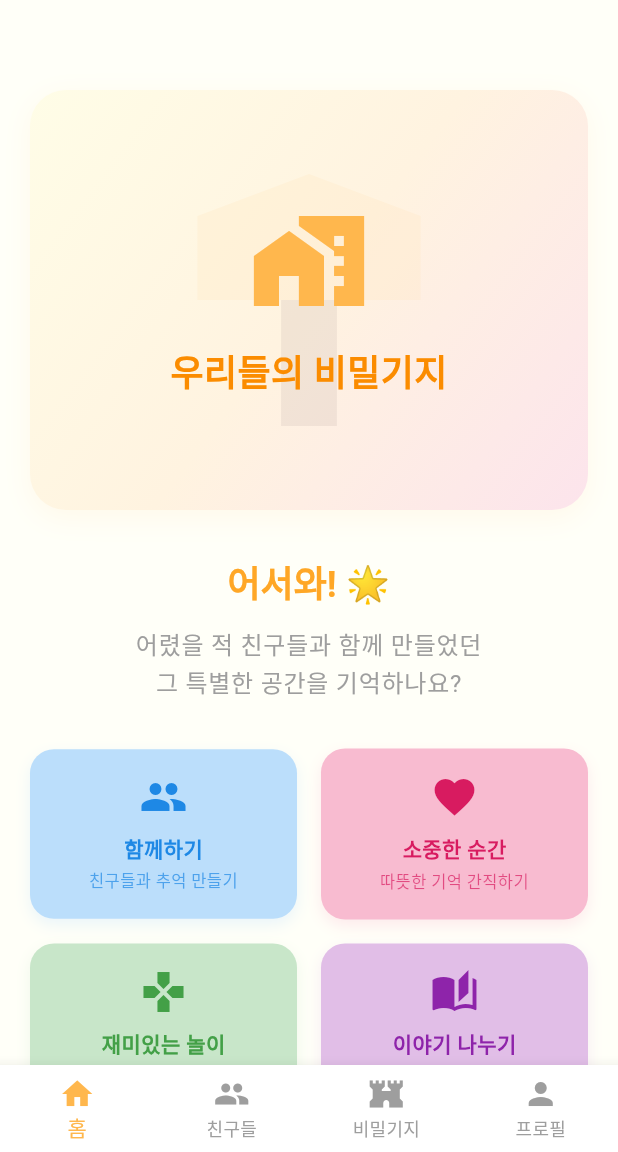
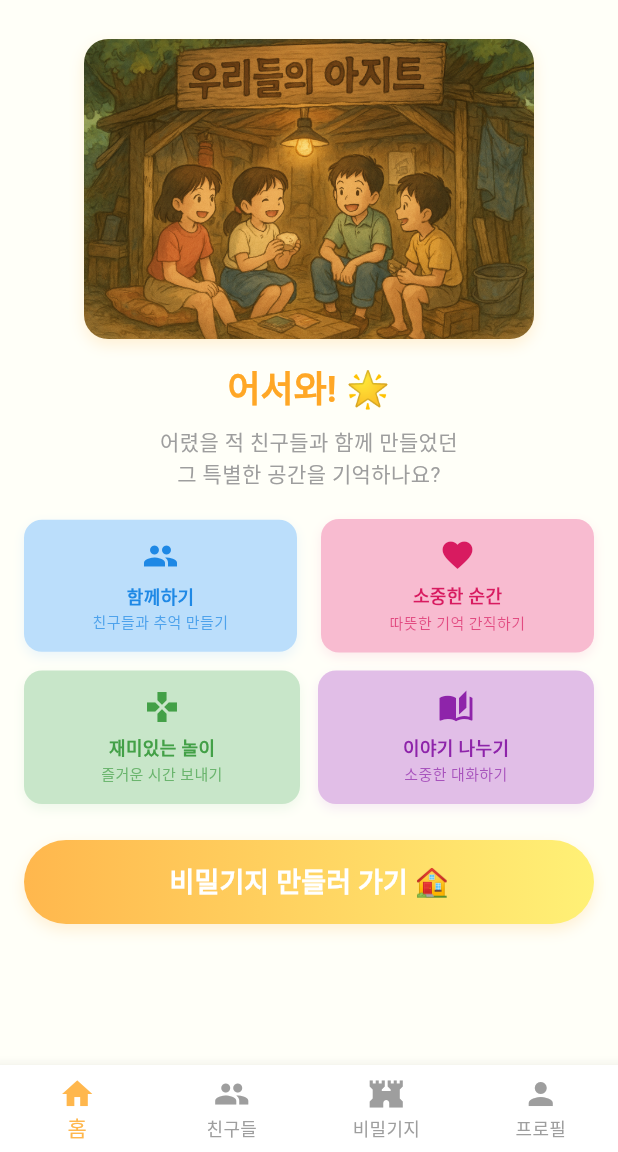
Before and after one commit to pdj14/OurSecretBase, a Flutter app: the screen it shows after launch, on a phone screen of 412 x 824 dp, the part 84-1236 px from its top. Run offline on Flutter 3.47's test engine with Material 3 defaults, Android fonts, the light colour scheme and no system bars.

Commit message:
Fix syntax error in home_screen.dart - 구문 오류 수정

```diff
--- a/lib/screens/home_screen.dart
+++ b/lib/screens/home_screen.dart
@@ -65,9 +65,9 @@ class HideoutListView extends StatelessWidget {
         children: [
           Text(
             '나의 비밀기지',
-            style: Theme.of(context).textTheme.headlineMedium,
+            style: Theme.of(context).textTheme.headlineSmall,
           ),
-          const SizedBox(height: 16),
+          const SizedBox(height: 12),
           Expanded(
             child: ListView.builder(
               itemCount: 3,
@@ -107,87 +107,102 @@ class WelcomeHomeView extends StatelessWidget {
   Widget build(BuildContext context) {
     return SingleChildScrollView(
       child: Padding(
-        padding: const EdgeInsets.all(20.0),
+        padding: const EdgeInsets.all(16.0),
         child: Column(
           crossAxisAlignment: CrossAxisAlignment.center,
           children: [
-            const SizedBox(height: 40),
-            // 메인 일러스트레이션
-            Container(
-              width: double.infinity,
-              height: 280,
+            const SizedBox(height: 10),
+            // 메인 이미지 - 모바일에 최적화된 크기
+            Center(
+              child: Container(
+                decoration: BoxDecoration(
+                  borderRadius: BorderRadius.circular(16),
+                  boxShadow: [
+                    BoxShadow(
+                      color: Colors.orange.shade200.withOpacity(0.3),
+                      blurRadius: 8,
+                      offset: const Offset(0, 4),
+                    ),
+                  ],
+                ),
+                child: ClipRRect(
+                  borderRadius: BorderRadius.circular(16),
+                  child: Image.asset(
+                    'assets/images/우리들의아지트.png',
+                    height: 200,
+                    fit: BoxFit.contain,
+                    errorBuilder: (context, error, stackTrace) {
+                      // 이미지가 없을 경우 대체 위젯
+                      return Container(
+                        width: 250,
+                        height: 200,
                         decoration: BoxDecoration(
                           gradient: LinearGradient(
                             begin: Alignment.topLeft,
                             end: Alignment.bottomRight,
                             colors: [
-                    Colors.yellow.shade50,
-                    Colors.orange.shade50,
+                              Colors.orange.shade100,
                               Colors.pink.shade50,
+                              Colors.purple.shade50,
                             ],
                           ),
-                borderRadius: BorderRadius.circular(24),
-                boxShadow: [
-                  BoxShadow(
-                    color: Colors.orange.shade100.withOpacity(0.2),
-                    blurRadius: 15,
-                    offset: const Offset(0, 5),
+                          borderRadius: BorderRadius.circular(16),
                         ),
-                ],
-              ),
-              child: Stack(
-                children: [
-                  // 배경 패턴
-                  Positioned.fill(
-                    child: CustomPaint(
-                      painter: TreeHousePainter(),
-                    ),
-                  ),
-                  // 중앙 텍스트
-                  Center(
+                        child: const Center(
                           child: Column(
                             mainAxisAlignment: MainAxisAlignment.center,
                             children: [
                               Icon(
                                 Icons.home_work,
-                          size: 80,
-                          color: Colors.orange.shade300,
+                                size: 60,
+                                color: Colors.orange,
                               ),
-                        const SizedBox(height: 16),
+                              SizedBox(height: 12),
                               Text(
                                 '우리들의 비밀기지',
                                 style: TextStyle(
-                            fontSize: 24,
+                                  fontSize: 18,
                                   fontWeight: FontWeight.bold,
-                            color: Colors.orange.shade600,
+                                  color: Colors.brown,
+                                ),
+                              ),
+                              SizedBox(height: 4),
+                              Text(
+                                '이미지를 추가해주세요',
+                                style: TextStyle(
+                                  fontSize: 12,
+                                  color: Colors.grey,
                                 ),
                               ),
                             ],
                           ),
                         ),
-                ],
+                      );
+                    },
                   ),
                 ),
-            const SizedBox(height: 32),
+              ),
+            ),
+            const SizedBox(height: 16),
 
             // 환영 메시지
             Text(
               '어서와! 🌟',
-              style: Theme.of(context).textTheme.headlineMedium?.copyWith(
+              style: Theme.of(context).textTheme.headlineSmall?.copyWith(
                 color: Colors.orange.shade400,
                 fontWeight: FontWeight.bold,
               ),
             ),
-            const SizedBox(height: 12),
+            const SizedBox(height: 8),
             Text(
               '어렸을 적 친구들과 함께 만들었던\n그 특별한 공간을 기억하나요?',
               textAlign: TextAlign.center,
-              style: Theme.of(context).textTheme.bodyLarge?.copyWith(
+              style: Theme.of(context).textTheme.bodyMedium?.copyWith(
                 color: Colors.grey.shade500,
-                height: 1.5,
+                height: 1.4,
               ),
             ),
-            const SizedBox(height: 32),
+            const SizedBox(height: 20),
 
             // 기능 카드들
             Row(
@@ -215,7 +230,7 @@ class WelcomeHomeView extends StatelessWidget {
                 ),
               ],
             ),
-            const SizedBox(height: 16),
+            const SizedBox(height: 12),
             Row(
               children: [
                 Expanded(
@@ -228,7 +243,7 @@ class WelcomeHomeView extends StatelessWidget {
                     Colors.green.shade600,
                   ),
                 ),
-                const SizedBox(width: 16),
+                const SizedBox(width: 12),
                 Expanded(
                   child: _buildFeatureCard(
                     context,
@@ -241,7 +256,7 @@ class WelcomeHomeView extends StatelessWidget {
                 ),
               ],
             ),
-            const SizedBox(height: 40),
+            const SizedBox(height: 24),
 
             // 시작하기 버튼
             Container(
@@ -291,36 +306,36 @@ class WelcomeHomeView extends StatelessWidget {
   Widget _buildFeatureCard(BuildContext context, IconData icon, String title,
       String subtitle, Color bgColor, Color iconColor) {
     return Container(
-      padding: const EdgeInsets.all(16),
+      padding: const EdgeInsets.all(12),
       decoration: BoxDecoration(
         color: bgColor,
-        borderRadius: BorderRadius.circular(16),
+        borderRadius: BorderRadius.circular(12),
         boxShadow: [
           BoxShadow(
             color: bgColor.withOpacity(0.3),
-            blurRadius: 8,
-            offset: const Offset(0, 4),
+            blurRadius: 6,
+            offset: const Offset(0, 3),
           ),
         ],
       ),
       child: Column(
         children: [
-          Icon(icon, size: 32, color: iconColor),
-          const SizedBox(height: 8),
+          Icon(icon, size: 24, color: iconColor),
+          const SizedBox(height: 6),
           Text(
             title,
             style: TextStyle(
-              fontSize: 14,
+              fontSize: 12,
               fontWeight: FontWeight.bold,
               color: iconColor,
             ),
           ),
-          const SizedBox(height: 4),
+          const SizedBox(height: 2),
           Text(
             subtitle,
             textAlign: TextAlign.center,
             style: TextStyle(
-              fontSize: 11,
+              fontSize: 10,
               color: iconColor.withOpacity(0.7),
             ),
           ),
@@ -328,43 +343,6 @@ class WelcomeHomeView extends StatelessWidget {
       ),
     );
   }
-}
-
-class TreeHousePainter extends CustomPainter {
-  @override
-  void paint(Canvas canvas, Size size) {
-    final paint = Paint()
-      ..color = Colors.orange.shade100.withOpacity(0.2)
-      ..style = PaintingStyle.fill;
-
-    // 간단한 나무집 모양 그리기
-    final path = Path();
-
-    // 집 지붕
-    path.moveTo(size.width * 0.3, size.height * 0.3);
-    path.lineTo(size.width * 0.5, size.height * 0.2);
-    path.lineTo(size.width * 0.7, size.height * 0.3);
-
-    // 집 몸체
-    path.lineTo(size.width * 0.7, size.height * 0.5);
-    path.lineTo(size.width * 0.3, size.height * 0.5);
-    path.close();
-
-    canvas.drawPath(path, paint);
-
-    // 나무 줄기
-    final trunkPaint = Paint()
-      ..color = Colors.brown.shade200.withOpacity(0.2)
-      ..style = PaintingStyle.fill;
-
-    canvas.drawRect(
-      Rect.fromLTWH(size.width * 0.45, size.height * 0.5, size.width * 0.1, size.height * 0.3),
-      trunkPaint,
-    );
-  }
-
-  @override
-  bool shouldRepaint(covariant CustomPainter oldDelegate) => false;
 }
 
 class ProfileView extends StatelessWidget {
```
Also changed, not shown: lib/widgets/hideout_card.dart (+10 -10 lines), assets/images/우리들의아지트.png (added), 6 other files. Lines whose indentation alone changed are shown as unchanged.
